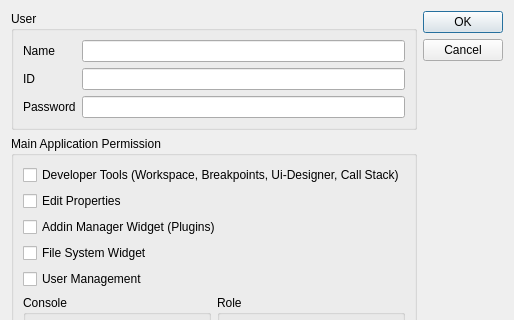
Old version of the form Qitom/widgets/userManagementEdit.ui in the repository itom-project/itom; both pictures show x 0 to 514 and y 0 to 320 of the 514 by 647 pixel window.
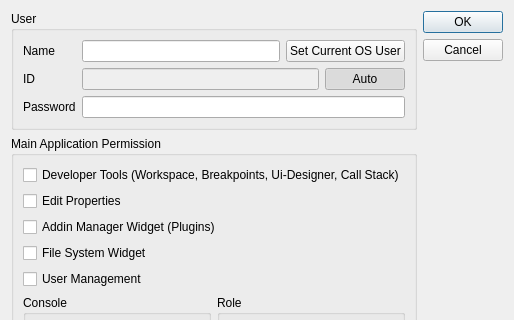
New version of the form.

Commit message: many improvements and fixes concerning the user management

```diff
--- a/Qitom/widgets/userManagementEdit.ui
+++ b/Qitom/widgets/userManagementEdit.ui
@@ -10,6 +10,12 @@
     <height>647</height>
    </rect>
   </property>
+  <property name="minimumSize">
+   <size>
+    <width>0</width>
+    <height>0</height>
+   </size>
+  </property>
   <property name="windowTitle">
    <string>User Management Edit / New</string>
   </property>
@@ -18,40 +24,16 @@
     <layout class="QVBoxLayout" name="verticalLayout_4">
      <item>
       <widget class="QGroupBox" name="groupBox">
+       <property name="minimumSize">
+        <size>
+         <width>0</width>
+         <height>0</height>
+        </size>
+       </property>
        <property name="title">
         <string>User</string>
        </property>
        <layout class="QGridLayout" name="gridLayout">
-        <item row="1" column="2">
-         <widget class="QLineEdit" name="lineEdit_id">
-          <property name="enabled">
-           <bool>true</bool>
-          </property>
-          <property name="readOnly">
-           <bool>false</bool>
-          </property>
-         </widget>
-        </item>
-        <item row="1" column="0">
-         <widget class="QLabel" name="label_2">
-          <property name="text">
-           <string>ID</string>
-          </property>
-          <property name="buddy">
-           <cstring>lineEdit_id</cstring>
-          </property>
-         </widget>
-        </item>
-        <item row="0" column="2">
-         <widget class="QLineEdit" name="lineEdit_name">
-          <property name="enabled">
-           <bool>true</bool>
-          </property>
-          <property name="readOnly">
-           <bool>false</bool>
-          </property>
-         </widget>
-        </item>
         <item row="0" column="0">
          <widget class="QLabel" name="label">
           <property name="text">
@@ -62,6 +44,62 @@
           </property>
          </widget>
         </item>
+        <item row="0" column="1">
+         <widget class="QLineEdit" name="lineEdit_name">
+          <property name="enabled">
+           <bool>true</bool>
+          </property>
+          <property name="readOnly">
+           <bool>false</bool>
+          </property>
+         </widget>
+        </item>
+        <item row="0" column="2" colspan="2">
+         <widget class="QPushButton" name="cmdUseWindowsUser">
+          <property name="toolTip">
+           <string>Uses the current Windows / Linux user as name.</string>
+          </property>
+          <property name="text">
+           <string>Set Current OS User</string>
+          </property>
+         </widget>
+        </item>
+        <item row="1" column="0">
+         <widget class="QLabel" name="label_2">
+          <property name="text">
+           <string>ID</string>
+          </property>
+          <property name="buddy">
+           <cstring>lineEdit_id</cstring>
+          </property>
+         </widget>
+        </item>
+        <item row="1" column="1" colspan="2">
+         <widget class="QLineEdit" name="lineEdit_id">
+          <property name="enabled">
+           <bool>false</bool>
+          </property>
+          <property name="readOnly">
+           <bool>false</bool>
+          </property>
+         </widget>
+        </item>
+        <item row="1" column="3">
+         <widget class="QPushButton" name="cmdAutoID">
+          <property name="toolTip">
+           <string>If checked, the ID (filename suffix of the settings file) is generated from the name</string>
+          </property>
+          <property name="text">
+           <string>Auto</string>
+          </property>
+          <property name="checkable">
+           <bool>true</bool>
+          </property>
+          <property name="checked">
+           <bool>true</bool>
+          </property>
+         </widget>
+        </item>
         <item row="2" column="0">
          <widget class="QLabel" name="label_3">
           <property name="text">
@@ -72,7 +110,7 @@
           </property>
          </widget>
         </item>
-        <item row="2" column="2">
+        <item row="2" column="1" colspan="3">
          <widget class="QLineEdit" name="lineEdit_password">
           <property name="toolTip">
            <string>This password provides a basic protection from loading itom with this user profile.</string>
```
Left out of the diff: 19 changed lines with no effect on the pictures. The commit also changes 16 other files.
